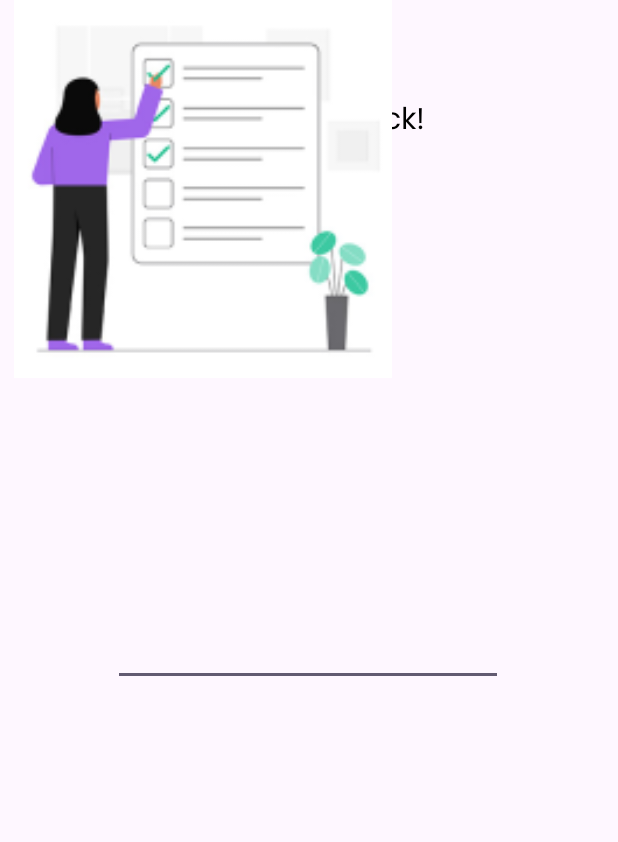
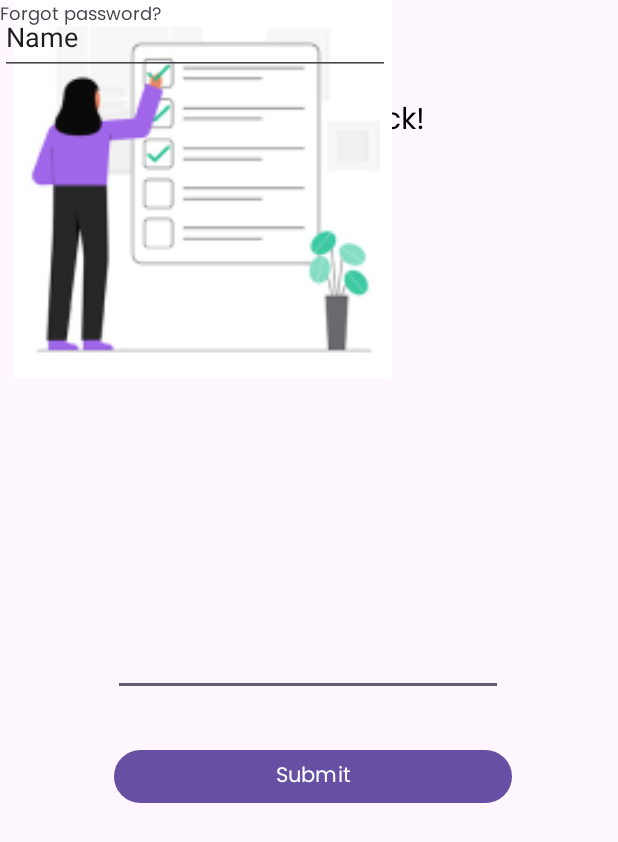
Before and after one commit to kaverikhode/to_do, an Android app: the screen it shows after launch (MainActivity), on a phone screen of 412 x 824 dp. Shown: the top 842 px of the screen. Run offline under Robolectric (Android 15) with nearby library versions, the phone set to English and light mode, and no system bars.

Commit message:
Main page button added

```diff
--- a/app/src/main/res/layout/activity_main.xml
+++ b/app/src/main/res/layout/activity_main.xml
@@ -40,6 +40,39 @@
         app:layout_constraintHorizontal_bias="0.496"
         app:layout_constraintStart_toStartOf="parent"
         app:layout_constraintTop_toBottomOf="@+id/imageView"
-        app:layout_constraintVertical_bias="0.309" />
+        app:layout_constraintVertical_bias="0.322" />
+
+    <EditText
+        android:id="@+id/editTextText"
+        android:layout_width="260dp"
+        android:layout_height="50dp"
+        android:ems="10"
+        android:inputType="text"
+        android:text="Name"
+        tools:layout_editor_absoluteX="76dp"
+        tools:layout_editor_absoluteY="410dp" />
+
+    <Button
+        android:id="@+id/button"
+        android:layout_width="265dp"
+        android:layout_height="43dp"
+        android:fontFamily="@font/poppins"
+        android:text="Submit"
+        app:layout_constraintBottom_toBottomOf="parent"
+        app:layout_constraintEnd_toEndOf="parent"
+        app:layout_constraintHorizontal_bias="0.52"
+        app:layout_constraintStart_toStartOf="parent"
+        app:layout_constraintTop_toBottomOf="@+id/editTextTextPassword"
+        app:layout_constraintVertical_bias="0.1" />
+
+    <TextView
+        android:id="@+id/textView"
+        android:layout_width="wrap_content"
+        android:layout_height="wrap_content"
+        android:fontFamily="@font/poppins"
+        android:text="Forgot password?"
+        android:textSize="12sp"
+        tools:layout_editor_absoluteX="151dp"
+        tools:layout_editor_absoluteY="579dp" />
 
 </androidx.constraintlayout.widget.ConstraintLayout>
```
